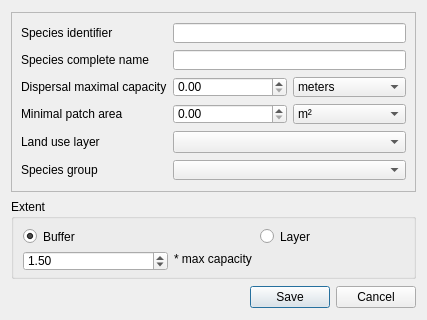
This is ui/species_dialog.ui in MathieuChailloux/MitiConnect as Qt 5 draws it before an edit. The edited form follows.
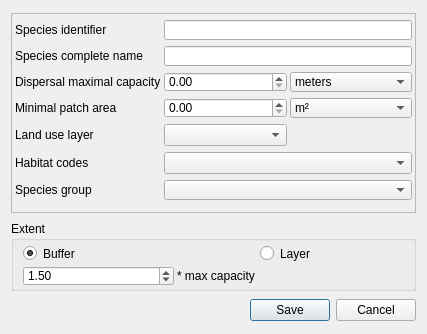
This is the edited form. Custom widgets are drawn as their Qt base class.

Commit message: Habitat codes display ok

```diff
--- a/ui/species_dialog.ui
+++ b/ui/species_dialog.ui
@@ -7,37 +7,37 @@
     <x>0</x>
     <y>0</y>
     <width>427</width>
-    <height>320</height>
+    <height>334</height>
    </rect>
   </property>
   <property name="minimumSize">
    <size>
     <width>0</width>
-    <height>320</height>
+    <height>330</height>
    </size>
   </property>
   <property name="maximumSize">
    <size>
     <width>16777215</width>
-    <height>320</height>
+    <height>334</height>
    </size>
   </property>
   <property name="windowTitle">
    <string>Define new species</string>
   </property>
-  <layout class="QVBoxLayout" name="verticalLayout">
-   <item>
+  <layout class="QGridLayout" name="gridLayout_3">
+   <item row="0" column="0">
     <widget class="QFrame" name="frame">
      <property name="minimumSize">
       <size>
        <width>0</width>
-       <height>180</height>
+       <height>200</height>
       </size>
      </property>
      <property name="maximumSize">
       <size>
        <width>16777215</width>
-       <height>180</height>
+       <height>200</height>
       </size>
      </property>
      <property name="frameShape">
@@ -47,6 +47,21 @@
       <enum>QFrame::Raised</enum>
      </property>
      <layout class="QGridLayout" name="gridLayout">
+      <property name="leftMargin">
+       <number>3</number>
+      </property>
+      <property name="topMargin">
+       <number>3</number>
+      </property>
+      <property name="rightMargin">
+       <number>3</number>
+      </property>
+      <property name="bottomMargin">
+       <number>3</number>
+      </property>
+      <property name="spacing">
+       <number>3</number>
+      </property>
       <item row="0" column="0">
        <widget class="QLabel" name="label">
         <property name="minimumSize">
@@ -214,10 +229,39 @@
         </property>
        </widget>
       </item>
-      <item row="4" column="1" colspan="2">
+      <item row="4" column="1">
        <widget class="QComboBox" name="speciesLanduse"/>
       </item>
       <item row="5" column="0">
+       <widget class="QLabel" name="label_8">
+        <property name="minimumSize">
+         <size>
+          <width>80</width>
+          <height>0</height>
+         </size>
+        </property>
+        <property name="text">
+         <string>Habitat codes</string>
+        </property>
+       </widget>
+      </item>
+      <item row="5" column="1" colspan="2">
+       <widget class="QgsCheckableComboBox" name="habitatCodes">
+        <property name="sizePolicy">
+         <sizepolicy hsizetype="Preferred" vsizetype="Fixed">
+          <horstretch>0</horstretch>
+          <verstretch>20</verstretch>
+         </sizepolicy>
+        </property>
+        <property name="minimumSize">
+         <size>
+          <width>0</width>
+          <height>20</height>
+         </size>
+        </property>
+       </widget>
+      </item>
+      <item row="6" column="0">
        <widget class="QLabel" name="label_6">
         <property name="minimumSize">
          <size>
@@ -230,7 +274,7 @@
         </property>
        </widget>
       </item>
-      <item row="5" column="1" colspan="2">
+      <item row="6" column="1" colspan="2">
        <widget class="QComboBox" name="speciesGroup">
         <property name="minimumSize">
          <size>
@@ -249,7 +293,7 @@
      </layout>
     </widget>
    </item>
-   <item>
+   <item row="1" column="0">
     <widget class="QGroupBox" name="groupBox">
      <property name="minimumSize">
       <size>
@@ -260,13 +304,25 @@
      <property name="maximumSize">
       <size>
        <width>16777215</width>
-       <height>80</height>
+       <height>70</height>
       </size>
      </property>
      <property name="title">
       <string>Extent</string>
      </property>
      <layout class="QGridLayout" name="gridLayout_2">
+      <property name="topMargin">
+       <number>3</number>
+      </property>
+      <property name="rightMargin">
+       <number>3</number>
+      </property>
+      <property name="bottomMargin">
+       <number>3</number>
+      </property>
+      <property name="spacing">
+       <number>3</number>
+      </property>
       <item row="0" column="0">
        <widget class="QRadioButton" name="speciesBufferMode">
         <property name="text">
@@ -327,12 +383,18 @@
         <property name="enabled">
          <bool>false</bool>
         </property>
+        <property name="minimumSize">
+         <size>
+          <width>0</width>
+          <height>20</height>
+         </size>
+        </property>
        </widget>
       </item>
      </layout>
     </widget>
    </item>
-   <item>
+   <item row="2" column="0">
     <widget class="QDialogButtonBox" name="buttonBox">
      <property name="orientation">
       <enum>Qt::Horizontal</enum>
@@ -345,6 +407,11 @@
   </layout>
  </widget>
  <customwidgets>
+  <customwidget>
+   <class>QgsCheckableComboBox</class>
+   <extends>QComboBox</extends>
+   <header>qgscheckablecombobox.h</header>
+  </customwidget>
   <customwidget>
    <class>QgsDoubleSpinBox</class>
    <extends>QDoubleSpinBox</extends>
```
The commit also changes 4 other files.
